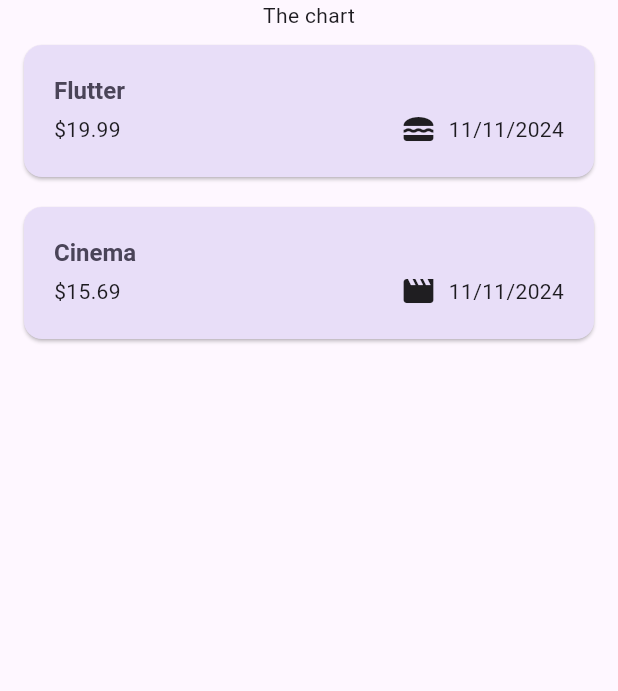
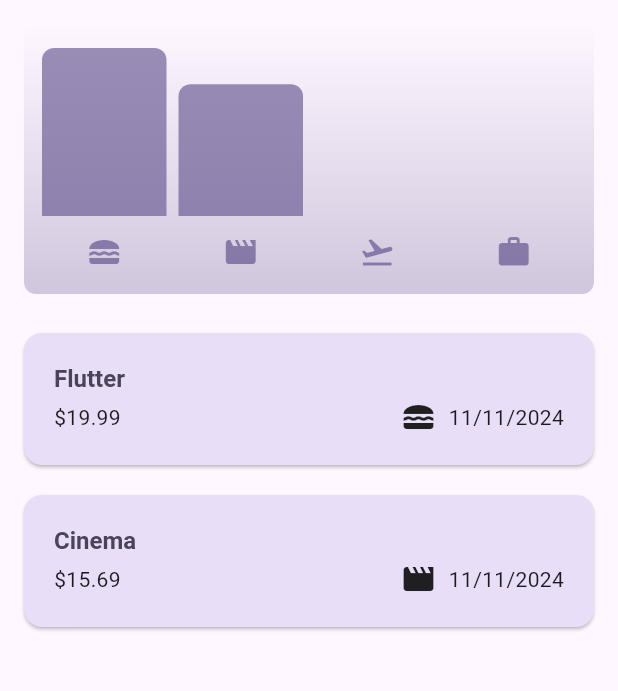
Before and after one commit to figboy9/flutter_expense_tracker, a Flutter app: the screen it shows after launch, on a phone screen of 412 x 824 dp, the part 84-775 px from its top. Run offline on Flutter 3.47's test engine with Material 3 defaults, Android fonts, the phone set to English and light mode, and no system bars.

Commit message:
add chart

```diff
--- /dev/null
+++ b/lib/widgets/chart/chart.dart
@@ -0,0 +1,90 @@
+import 'package:flutter/material.dart';
+
+import 'package:flutter_expense_tracker/widgets/chart/chart_bar.dart';
+import 'package:flutter_expense_tracker/models/expense.dart';
+
+class Chart extends StatelessWidget {
+  const Chart({super.key, required this.expenses});
+
+  final List<Expense> expenses;
+
+  List<ExpenseBucket> get buckets {
+    return [
+      ExpenseBucket.forCategory(expenses, Category.food),
+      ExpenseBucket.forCategory(expenses, Category.leisure),
+      ExpenseBucket.forCategory(expenses, Category.travel),
+      ExpenseBucket.forCategory(expenses, Category.work),
+    ];
+  }
+
+  double get maxTotalExpense {
+    return buckets.fold<double>(
+        0,
+        (total, bucket) =>
+            total < bucket.totalExpenses ? bucket.totalExpenses : total);
+  }
+
+  @override
+  Widget build(BuildContext context) {
+    final isDarkMode =
+        MediaQuery.of(context).platformBrightness == Brightness.dark;
+    return Container(
+      margin: const EdgeInsets.all(16),
+      padding: const EdgeInsets.symmetric(
+        vertical: 16,
+        horizontal: 8,
+      ),
+      width: double.infinity,
+      height: 180,
+      decoration: BoxDecoration(
+        borderRadius: BorderRadius.circular(8),
+        gradient: LinearGradient(
+          colors: [
+            Theme.of(context).colorScheme.primary.withOpacity(0.3),
+            Theme.of(context).colorScheme.primary.withOpacity(0.0)
+          ],
+          begin: Alignment.bottomCenter,
+          end: Alignment.topCenter,
+        ),
+      ),
+      child: Column(
+        children: [
+          Expanded(
+            child: Row(
+              crossAxisAlignment: CrossAxisAlignment.end,
+              children: [
+                for (final bucket in buckets) // alternative to map()
+                  ChartBar(
+                    fill: bucket.totalExpenses == 0
+                        ? 0
+                        : bucket.totalExpenses / maxTotalExpense,
+                  )
+              ],
+            ),
+          ),
+          const SizedBox(height: 12),
+          Row(
+            children: buckets
+                .map(
+                  (bucket) => Expanded(
+                    child: Padding(
+                      padding: const EdgeInsets.symmetric(horizontal: 4),
+                      child: Icon(
+                        categoryIcons[bucket.category],
+                        color: isDarkMode
+                            ? Theme.of(context).colorScheme.secondary
+                            : Theme.of(context)
+                                .colorScheme
+                                .primary
+                                .withOpacity(0.7),
+                      ),
+                    ),
+                  ),
+                )
+                .toList(),
+          )
+        ],
+      ),
+    );
+  }
+}
--- /dev/null
+++ b/lib/widgets/chart/chart_bar.dart
@@ -0,0 +1,34 @@
+import 'package:flutter/material.dart';
+
+class ChartBar extends StatelessWidget {
+  const ChartBar({
+    super.key,
+    required this.fill,
+  });
+
+  final double fill;
+
+  @override
+  Widget build(BuildContext context) {
+    final isDarkMode =
+        MediaQuery.of(context).platformBrightness == Brightness.dark;
+    return Expanded(
+      child: Padding(
+        padding: const EdgeInsets.symmetric(horizontal: 4),
+        child: FractionallySizedBox(
+          heightFactor: fill,
+          child: DecoratedBox(
+            decoration: BoxDecoration(
+              shape: BoxShape.rectangle,
+              borderRadius:
+                  const BorderRadius.vertical(top: Radius.circular(8)),
+              color: isDarkMode
+                  ? Theme.of(context).colorScheme.secondary
+                  : Theme.of(context).colorScheme.primary.withOpacity(0.65),
+            ),
+          ),
+        ),
+      ),
+    );
+  }
+}
--- a/lib/widgets/expenses.dart
+++ b/lib/widgets/expenses.dart
@@ -1,4 +1,5 @@
 import 'package:flutter/material.dart';
+import 'package:flutter_expense_tracker/widgets/chart/chart.dart';
 import 'package:flutter_expense_tracker/widgets/expenses_list/new_expense.dart';
 import 'package:flutter_expense_tracker/widgets/expenses_list/expenses_list.dart';
 import 'package:flutter_expense_tracker/models/expense.dart';
@@ -86,7 +87,7 @@ class _ExpensesState extends State<Expenses> {
       ),
       body: Column(
         children: [
-          const Text('The chart'),
+          Chart(expenses: _registeredExpenses),
           Expanded(
             child: mainContent,
           )
```
